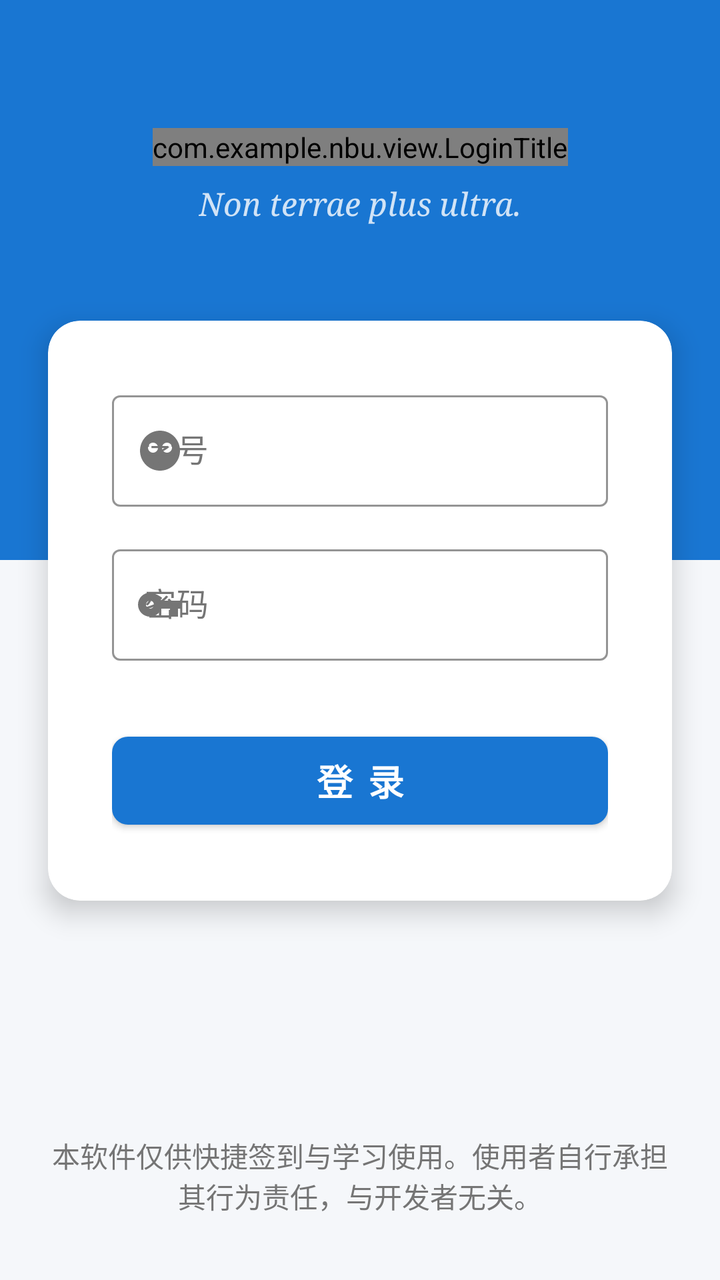
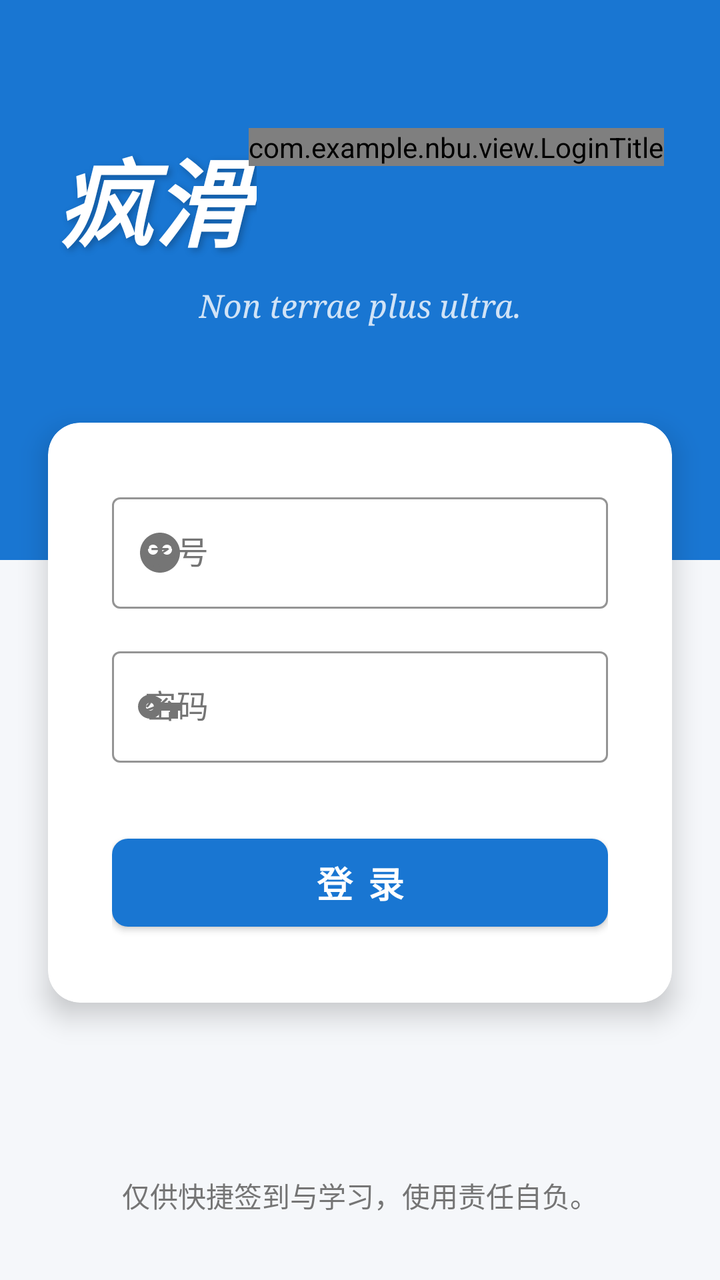

Screens rendered from an Android XML layout before and after an edit, with the pre-edit source and the edit as a unified diff.
<!-- AndroidManifest.xml: application theme Theme.Nbu -->
<!-- res/layout/activity_login.xml -->
<?xml version="1.0" encoding="utf-8"?>
<ScrollView xmlns:android="http://schemas.android.com/apk/res/android"
    xmlns:app="http://schemas.android.com/apk/res-auto"
    android:layout_width="match_parent"
    android:layout_height="match_parent"
    android:fillViewport="true"
    android:background="@color/bg_light">

    <androidx.constraintlayout.widget.ConstraintLayout
        android:layout_width="match_parent"
        android:layout_height="wrap_content">

        
        <View
            android:id="@+id/viewHeader"
            android:layout_width="match_parent"
            android:layout_height="280dp"
            android:background="@color/brand_primary"
            app:layout_constraintTop_toTopOf="parent" />

        
        <com.example.nbu.view.LoginTitle
            android:id="@+id/tvTitle"
            android:layout_width="wrap_content"
            android:layout_height="wrap_content"
            android:text="疯滑宁大"
            android:textSize="48sp"
            android:textStyle="italic"
            android:fontFamily="sans-serif-black"
            android:textColor="@android:color/white"
            android:shadowColor="#40000000"
            android:shadowDx="4"
            android:shadowDy="4"
            android:shadowRadius="8"
            android:layout_marginTop="64dp"
            app:layout_constraintEnd_toEndOf="parent"
            app:layout_constraintStart_toStartOf="parent"
            app:layout_constraintTop_toTopOf="parent" />

        <TextView
            android:id="@+id/tvSubtitle"
            android:layout_width="wrap_content"
            android:layout_height="wrap_content"
            android:text="Non terrae plus ultra."
            android:textSize="16sp"
            android:textStyle="italic"
            android:fontFamily="serif"
            android:textColor="#CCFFFFFF"
            android:layout_marginTop="8dp"
            app:layout_constraintEnd_toEndOf="parent"
            app:layout_constraintStart_toStartOf="parent"
            app:layout_constraintTop_toBottomOf="@+id/tvTitle" />

        
        <com.google.android.material.card.MaterialCardView
            android:id="@+id/cardLogin"
            android:layout_width="match_parent"
            android:layout_height="wrap_content"
            android:layout_marginHorizontal="24dp"
            android:layout_marginTop="48dp"
            android:layout_marginBottom="32dp"
            app:cardCornerRadius="16dp"
            app:cardElevation="8dp"
            app:cardBackgroundColor="@android:color/white"
            app:layout_constraintTop_toBottomOf="@+id/tvSubtitle"
            app:layout_constraintStart_toStartOf="parent"
            app:layout_constraintEnd_toEndOf="parent"
            app:layout_constraintBottom_toTopOf="@+id/tvDisclaimer"
            app:layout_constraintVertical_bias="0.0">

            <LinearLayout
                android:layout_width="match_parent"
                android:layout_height="wrap_content"
                android:orientation="vertical"
                android:padding="32dp">

                
                <com.google.android.material.textfield.TextInputLayout
                    android:id="@+id/tilUsername"
                    style="@style/Widget.MaterialComponents.TextInputLayout.OutlinedBox"
                    android:layout_width="match_parent"
                    android:layout_height="wrap_content"
                    android:layout_marginBottom="16dp"
                    android:hint="学号"
                    android:textColorHint="@color/text_secondary"
                    app:boxStrokeColor="@color/brand_primary"
                    app:hintTextColor="@color/brand_primary"
                    app:startIconDrawable="@drawable/ic_user_alien"
                    app:startIconTint="@color/text_secondary">

                    <com.google.android.material.textfield.TextInputEditText
                        android:id="@+id/etUsername"
                        android:layout_width="match_parent"
                        android:layout_height="wrap_content"
                        android:inputType="text"
                        android:maxLines="1"
                        android:textColor="@color/text_primary"
                        android:imeOptions="actionNext" />

                </com.google.android.material.textfield.TextInputLayout>

                
                <com.google.android.material.textfield.TextInputLayout
                    android:id="@+id/tilPassword"
                    style="@style/Widget.MaterialComponents.TextInputLayout.OutlinedBox"
                    android:layout_width="match_parent"
                    android:layout_height="wrap_content"
                    android:hint="密码"
                    android:textColorHint="@color/text_secondary"
                    app:boxStrokeColor="@color/brand_primary"
                    app:hintTextColor="@color/brand_primary"
                    app:startIconDrawable="@drawable/ic_password_key"
                    app:startIconTint="@color/text_secondary"
                    android:layout_marginBottom="8dp">

                    <com.google.android.material.textfield.TextInputEditText
                        android:id="@+id/etPassword"
                        android:layout_width="match_parent"
                        android:layout_height="wrap_content"
                        android:inputType="textPassword"
                        android:maxLines="1"
                        android:textColor="@color/text_primary"
                        android:imeOptions="actionDone" />

                </com.google.android.material.textfield.TextInputLayout>

                
                <com.google.android.material.button.MaterialButton
                    android:id="@+id/btnLogin"
                    android:layout_width="match_parent"
                    android:layout_height="56dp"
                    android:layout_marginTop="24dp"
                    android:text="登 录"
                    android:textSize="18sp"
                    android:textStyle="bold"
                    android:textColor="@android:color/white"
                    app:cornerRadius="8dp"
                    app:backgroundTint="@color/brand_primary" />

                
                <com.google.android.material.progressindicator.CircularProgressIndicator
                    android:id="@+id/progressBar"
                    android:layout_width="wrap_content"
                    android:layout_height="wrap_content"
                    android:layout_gravity="center_horizontal"
                    android:layout_marginTop="24dp"
                    android:indeterminate="true"
                    android:visibility="gone"
                    app:indicatorColor="@color/brand_primary" />

                
                <TextView
                    android:id="@+id/tvStatus"
                    android:layout_width="wrap_content"
                    android:layout_height="wrap_content"
                    android:layout_gravity="center_horizontal"
                    android:layout_marginTop="16dp"
                    android:textSize="14sp"
                    android:textColor="@color/text_secondary"
                    android:visibility="gone" />

            </LinearLayout>

        </com.google.android.material.card.MaterialCardView>

        <TextView
            android:id="@+id/tvDisclaimer"
            android:layout_width="0dp"
            android:layout_height="wrap_content"
            android:layout_marginHorizontal="24dp"
            android:layout_marginBottom="32dp"
            android:gravity="center"
            android:text="@string/disclaimer"
            android:textSize="14sp"
            android:textColor="@color/text_secondary"
            app:layout_constraintStart_toStartOf="parent"
            app:layout_constraintEnd_toEndOf="parent"
            app:layout_constraintBottom_toBottomOf="parent" />

    </androidx.constraintlayout.widget.ConstraintLayout>

</ScrollView>
<!-- resources referenced by this layout -->
<resources>
  <color name="bg_light">#F5F7FA</color>
  <color name="brand_primary">#1976D2</color>
  <color name="text_primary">#1A1A1A</color>
  <color name="text_secondary">#757575</color>
  <!-- drawable ic_password_key (drawable) -->
  <vector xmlns:android="http://schemas.android.com/apk/res/android"
      android:width="24dp"
      android:height="24dp"
      android:viewportWidth="24"
      android:viewportHeight="24"
      android:tint="?attr/colorControlNormal">
    <path
        android:fillColor="@android:color/white"
        android:pathData="M12.65,10C11.83,7.67 9.61,6 7,6c-3.31,0 -6,2.69 -6,6s2.69,6 6,6c2.61,0 4.83,-1.67 5.65,-4H17v4h4v-4h2v-4H12.65zM7,14c-1.1,0 -2,-0.9 -2,-2s0.9,-2 2,-2 2,0.9 2,2 -0.9,2 -2,2z"/>
  </vector>
  <!-- drawable ic_user_alien (drawable) -->
  <vector xmlns:android="http://schemas.android.com/apk/res/android"
      android:width="24dp"
      android:height="24dp"
      android:viewportWidth="24"
      android:viewportHeight="24"
      android:tint="?attr/colorControlNormal">
    <path
        android:fillColor="@android:color/white"
        android:pathData="M12,2C6.48,2 2,6.48 2,12s4.48,10 10,10 10,-4.48 10,-10S17.52,2 12,2zM8.5,8c1.38,0 2.5,1.12 2.5,2.5S9.88,13 8.5,13 6,11.88 6,10.5 7.12,8 8.5,8zM15.5,8c1.38,0 2.5,1.12 2.5,2.5S16.88,13 15.5,13 13,11.88 13,10.5 14.12,8 15.5,8z"/>
  </vector>
  <string name="disclaimer">本软件仅供快捷签到与学习使用。使用者自行承担其行为责任，与开发者无关。</string>
  <style name="Theme.Nbu" parent="Theme.MaterialComponents.DayNight.NoActionBar">
          
          <item name="colorPrimary">@color/brand_primary</item>
          <item name="colorPrimaryVariant">@color/brand_primary_dark</item>
          <item name="colorOnPrimary">@color/white</item>
          
          <item name="colorSecondary">@color/brand_accent</item>
          <item name="colorSecondaryVariant">@color/brand_primary</item>
          <item name="colorOnSecondary">@color/white</item>
          
          <item name="android:statusBarColor">@android:color/transparent</item>
          <item name="android:windowLightStatusBar">false</item>
          
          <item name="windowNoTitle">true</item>
          <item name="windowActionBar">false</item>
      </style>
  <color name="brand_primary_dark">#0D47A1</color>
  <color name="white">#FFFFFFFF</color>
  <color name="brand_accent">#42A5F5</color>
</resources>

<!-- the commit's change to res/layout/activity_login.xml (unified diff, before → after) -->
@@ -4,11 +4,15 @@
     android:layout_width="match_parent"
     android:layout_height="match_parent"
     android:fillViewport="true"
+    android:clipChildren="false"
+    android:clipToPadding="false"
     android:background="@color/bg_light">
 
     <androidx.constraintlayout.widget.ConstraintLayout
         android:layout_width="match_parent"
-        android:layout_height="wrap_content">
+        android:layout_height="wrap_content"
+        android:clipChildren="false"
+        android:clipToPadding="false">
 
         
         <View
@@ -19,23 +23,34 @@
             app:layout_constraintTop_toTopOf="parent" />
 
         
-        <com.example.nbu.view.LoginTitle
-            android:id="@+id/tvTitle"
+        <LinearLayout
+            android:id="@+id/titleGroup"
             android:layout_width="wrap_content"
             android:layout_height="wrap_content"
-            android:text="疯滑宁大"
-            android:textSize="48sp"
-            android:textStyle="italic"
-            android:fontFamily="sans-serif-black"
-            android:textColor="@android:color/white"
-            android:shadowColor="#40000000"
-            android:shadowDx="4"
-            android:shadowDy="4"
-            android:shadowRadius="8"
+            android:orientation="horizontal"
+            android:elevation="16dp"
+            android:clipChildren="false"
+            android:clipToPadding="false"
             android:layout_marginTop="64dp"
             app:layout_constraintEnd_toEndOf="parent"
             app:layout_constraintStart_toStartOf="parent"
-            app:layout_constraintTop_toTopOf="parent" />
+            app:layout_constraintTop_toTopOf="parent">
+
+            <TextView
+                android:id="@+id/tvTitlePrefix"
+                style="@style/LoginTitle"
+                android:layout_width="wrap_content"
+                android:layout_height="wrap_content"
+                android:text="@string/title_prefix" />
+
+            <com.example.nbu.view.LoginTitle
+                android:id="@+id/tvTitle"
+                style="@style/LoginTitle"
+                android:layout_width="wrap_content"
+                android:layout_height="wrap_content"
+                android:text="@string/title_nbu" />
+
+        </LinearLayout>
 
         <TextView
             android:id="@+id/tvSubtitle"
@@ -49,7 +64,7 @@
             android:layout_marginTop="8dp"
             app:layout_constraintEnd_toEndOf="parent"
             app:layout_constraintStart_toStartOf="parent"
-            app:layout_constraintTop_toBottomOf="@+id/tvTitle" />
+            app:layout_constraintTop_toBottomOf="@+id/titleGroup" />
 
         
         <com.google.android.material.card.MaterialCardView
<!-- resource entries referenced after the edit -->
@@ -26,7 +26,19 @@
         android:fillColor="@android:color/white"
         android:pathData="M12,2C6.48,2 2,6.48 2,12s4.48,10 10,10 10,-4.48 10,-10S17.52,2 12,2zM8.5,8c1.38,0 2.5,1.12 2.5,2.5S9.88,13 8.5,13 6,11.88 6,10.5 7.12,8 8.5,8zM15.5,8c1.38,0 2.5,1.12 2.5,2.5S16.88,13 15.5,13 13,11.88 13,10.5 14.12,8 15.5,8z"/>
   </vector>
-  <string name="disclaimer">本软件仅供快捷签到与学习使用。使用者自行承担其行为责任，与开发者无关。</string>
+  <string name="disclaimer">仅供快捷签到与学习，使用责任自负。</string>
+  <string name="title_nbu">宁大</string>
+  <string name="title_prefix">疯滑</string>
+  <style name="LoginTitle">
+          <item name="android:textSize">48sp</item>
+          <item name="android:textStyle">italic</item>
+          <item name="android:fontFamily">sans-serif-black</item>
+          <item name="android:textColor">@android:color/white</item>
+          <item name="android:shadowColor">#40000000</item>
+          <item name="android:shadowDx">4</item>
+          <item name="android:shadowDy">4</item>
+          <item name="android:shadowRadius">8</item>
+      </style>
   <style name="Theme.Nbu" parent="Theme.MaterialComponents.DayNight.NoActionBar">
           
           <item name="colorPrimary">@color/brand_primary</item>
